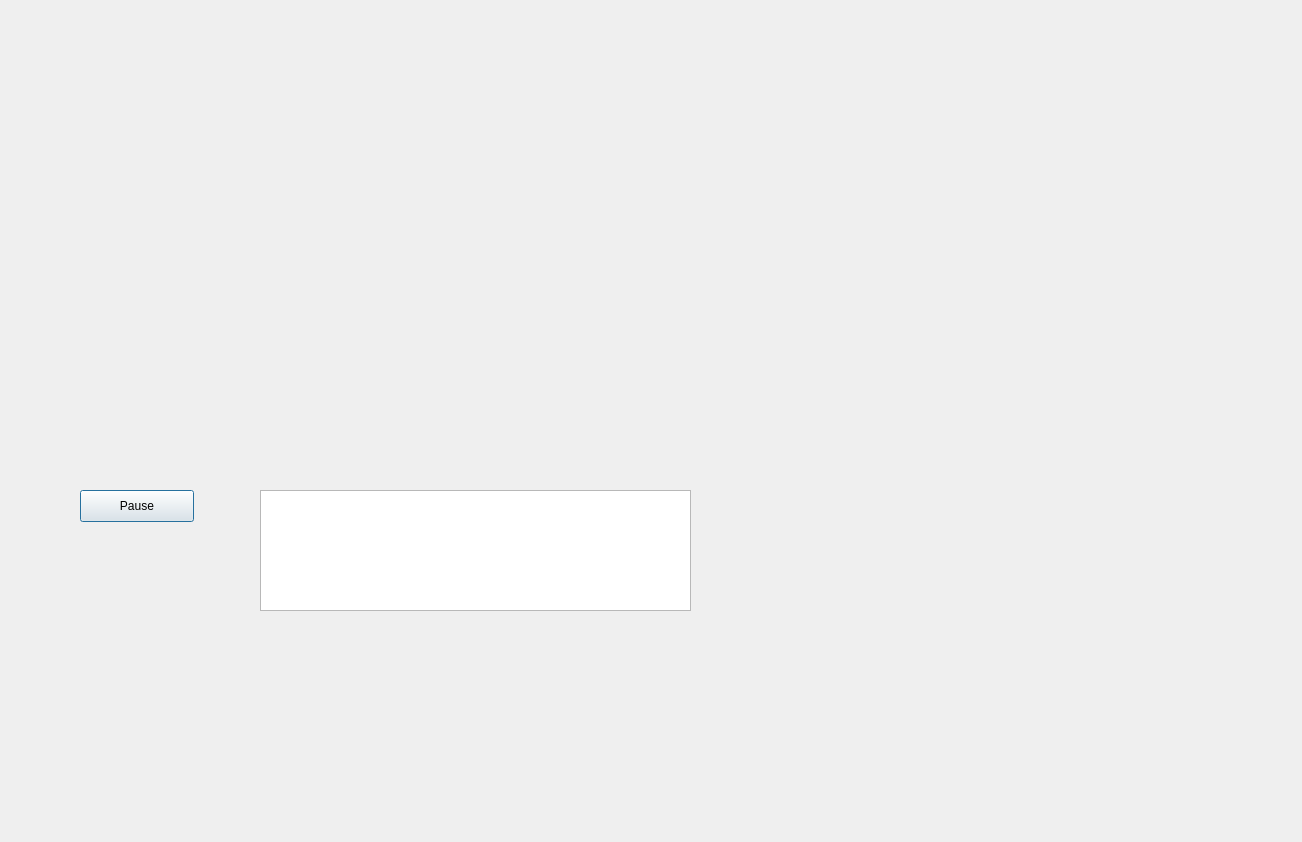
The window that VR-QT/dialog.ui (UMLComputerGraphics/GraphicsProject) describes before a commit, drawn with Qt 5.
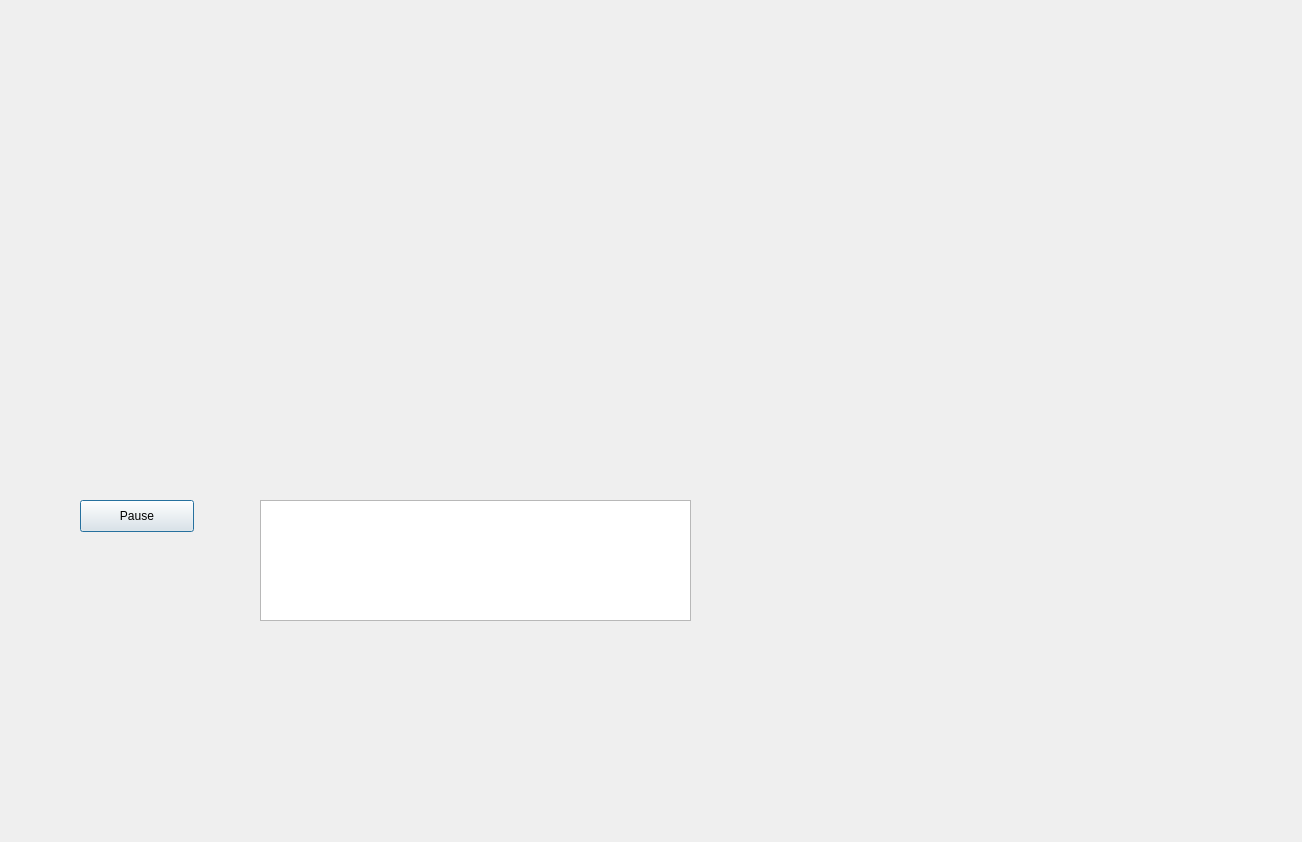
The same window after the commit.

Patch:
```diff
--- a/VR-QT/dialog.ui
+++ b/VR-QT/dialog.ui
@@ -49,7 +49,7 @@
    <property name="geometry">
     <rect>
      <x>80</x>
-     <y>490</y>
+     <y>500</y>
      <width>114</width>
      <height>32</height>
     </rect>
@@ -62,7 +62,7 @@
    <property name="geometry">
     <rect>
      <x>260</x>
-     <y>490</y>
+     <y>500</y>
      <width>431</width>
      <height>121</height>
     </rect>
```
